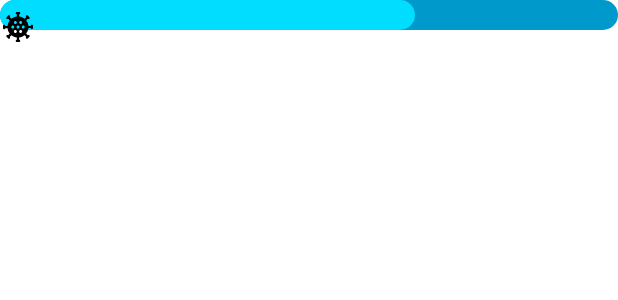
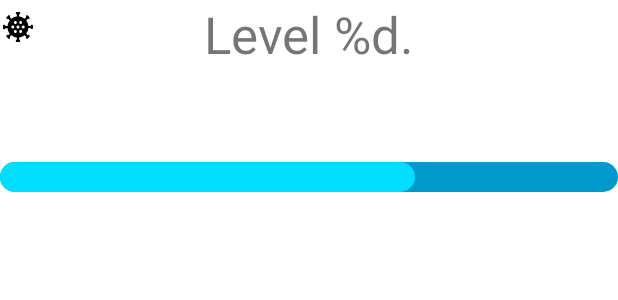
Before and after one commit to dancannotcode/ClickerGame, an Android app: the layout fragment_home.xml on its own in the app's theme, with its tools: preview values and no code run, on a phone screen of 412 x 824 dp. Shown: the top 300 px of the screen. Run offline under Robolectric (Android 15) with nearby library versions, the phone set to English and light mode, and no system bars.

Commit message:
Added initial text to show amount of levels for progression.

```diff
--- a/app/src/main/java/com/example/testing/ui/home/HomeFragment.java
+++ b/app/src/main/java/com/example/testing/ui/home/HomeFragment.java
@@ -15,6 +15,7 @@ import android.widget.ImageView;
 import androidx.annotation.NonNull;
 import androidx.fragment.app.Fragment;
 import androidx.lifecycle.ViewModelProvider;
+import androidx.navigation.fragment.NavHostFragment;
 
 import com.example.testing.R;
 import com.example.testing.databinding.FragmentHomeBinding;
@@ -35,6 +36,8 @@ public class HomeFragment extends Fragment {
     public View onCreateView(@NonNull LayoutInflater inflater, ViewGroup container, Bundle savedInstanceState) {
         binding = FragmentHomeBinding.inflate(inflater, container, false);
         imageView = binding.getRoot().findViewById(R.id.imageView);
+
+
 
         // Set OnClickListener to move the ImageView to a different spot when clicked
         imageView.setOnClickListener(new View.OnClickListener() {
--- a/app/src/main/res/layout/fragment_home.xml
+++ b/app/src/main/res/layout/fragment_home.xml
@@ -1,7 +1,9 @@
 <?xml version="1.0" encoding="utf-8"?>
 <androidx.constraintlayout.widget.ConstraintLayout xmlns:android="http://schemas.android.com/apk/res/android"
     xmlns:app="http://schemas.androd.com/apk/res-auto"
+    xmlns:app2="http://schemas.android.com/apk/res-auto"
     xmlns:tools="http://schemas.androiid.com/tools"
+    xmlns:tools2="http://schemas.android.com/tools"
     android:id="@+id/text_home"
     android:layout_width="match_parent"
     android:layout_height="match_parent"
@@ -12,10 +14,15 @@
         style="@android:style/Widget.ProgressBar.Horizontal"
         android:layout_width="match_parent"
         android:layout_height="wrap_content"
+        android:layout_marginTop="108dp"
         android:progress="67"
+        android:progressDrawable="@drawable/custom_progress_bar"
+        app2:layout_constraintEnd_toEndOf="parent"
+        app2:layout_constraintHorizontal_bias="0.0"
+        app2:layout_constraintStart_toStartOf="parent"
+        app2:layout_constraintTop_toTopOf="parent"
         app:layout_constraintEnd_toStartOf="parent"
-        tools:layout_editor_absoluteY="19dp"
-        android:progressDrawable="@drawable/custom_progress_bar" />
+        tools:layout_editor_absoluteY="19dp" />
 
     <ImageView
         android:id="@+id/imageView"
@@ -28,5 +35,22 @@
         app:layout_constraintStart_toStartOf="parent"
         app:layout_constraintTop_toTopOf="parent"
         app:layout_constraintVertical_bias="0.21"
+        tools2:layout_editor_absoluteX="193dp"
+        tools2:layout_editor_absoluteY="153dp"
         tools:ignore="ExtraText" />
+
+    <TextView
+        android:id="@+id/text_level"
+        android:layout_width="wrap_content"
+        android:layout_height="wrap_content"
+        android:layout_marginBottom="89dp"
+        android:text="@string/home_heading"
+        android:textSize="34sp"
+        app2:layout_constraintBottom_toTopOf="@+id/progress_Horizontal"
+        app2:layout_constraintEnd_toEndOf="parent"
+        app2:layout_constraintStart_toStartOf="parent"
+        app2:layout_constraintTop_toTopOf="parent"
+        app2:layout_constraintVertical_bias="0.0" />
+
+
 </androidx.constraintlayout.widget.ConstraintLayout>
--- a/app/src/main/res/values/strings.xml
+++ b/app/src/main/res/values/strings.xml
@@ -27,6 +27,7 @@
     <string name="continue_game">Continue Game</string>
     <string name="viral_clicker">Viral\nClicker</string>
     <string name="unknown_virus">Name: ??????????</string>
+    <string name="home_heading">Level %d.</string>
     <string-array name="virus_color">
         <item>color.black</item>
         <item>color.black</item>
```
